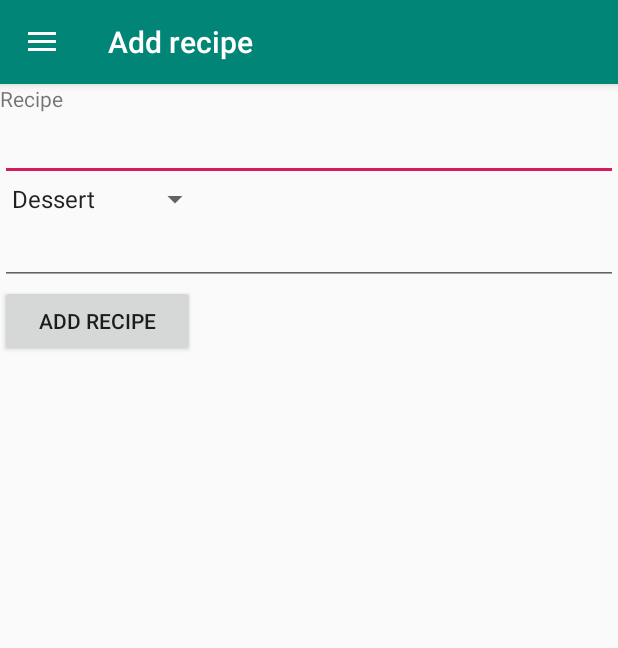
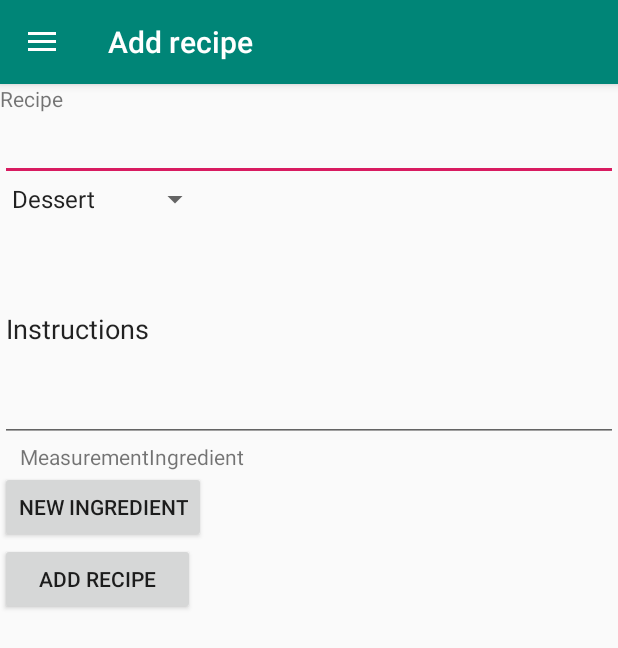
Before and after one commit to stijnhhh/cookbook, an Android app: the screen it shows after launch (MainActivity), in the side drawer, after a tap on "Add recipe", on a phone screen of 412 x 824 dp. Shown: the top 648 px of the screen. Run offline under Robolectric (Android 15) with nearby library versions, the phone set to English and light mode, and no system bars; our stand-ins replace navigation-ui.

Commit message:
new textfields for adding ingredients

```diff
--- a/app/src/main/java/be/thomasmore/cookbook/ui/addRecipe/addRecipeFragment.java
+++ b/app/src/main/java/be/thomasmore/cookbook/ui/addRecipe/addRecipeFragment.java
@@ -9,6 +9,8 @@ import android.widget.ArrayAdapter;
 import android.widget.Button;
 import android.widget.EditText;
 import android.widget.Spinner;
+import android.widget.TableLayout;
+import android.widget.TableRow;
 import android.widget.TextView;
 import android.widget.Toast;
 
@@ -33,6 +35,7 @@ public class addRecipeFragment extends Fragment {
     private AddRecipeViewModel addRecipeViewModel;
 
     private Button addRecipeBtn;
+    private Button addIngredientBtn;
     private Spinner spinnerCategories;
 
     public View onCreateView(@NonNull LayoutInflater inflater,
@@ -43,11 +46,18 @@ public class addRecipeFragment extends Fragment {
         root = inflater.inflate(R.layout.fragment_add_recipe, container, false);
         final TextView textView = root.findViewById(R.id.text_send);
         addRecipeBtn = root.findViewById(R.id.buttonAdd);
+        addIngredientBtn = root.findViewById(R.id.buttonAddIngredient);
 
         addRecipeBtn.setOnClickListener(new View.OnClickListener() {
             @Override
             public void onClick(View v) {
                 buttonAdd_onClick();
+            }
+        });
+        addIngredientBtn.setOnClickListener(new View.OnClickListener() {
+            @Override
+            public void onClick(View v) {
+                addIngredientInputFields();
             }
         });
 
@@ -68,6 +78,9 @@ public class addRecipeFragment extends Fragment {
         EditText editInstructions = (EditText) root.findViewById(R.id.editInstructions);
         String instructions = editName.getText().toString();
 
+        TableLayout table = (TableLayout) root.findViewById(R.id.tableIngredient);
+
+
         Category cat = db.getCategory(category);
 
         Recipe recipe = new Recipe();
@@ -77,6 +90,19 @@ public class addRecipeFragment extends Fragment {
 
         db.insertRecipe(recipe);
         Toast.makeText(getActivity(),db.getRecipes() + "",Toast.LENGTH_SHORT).show();
+    }
+
+    public void addIngredientInputFields(){
+        TableLayout table = (TableLayout) root.findViewById(R.id.tableIngredient);
+
+        TableRow tableRow = new TableRow(getContext());
+        EditText editMeasurement = new EditText(getContext());
+        EditText editIngredient = new EditText(getContext());
+
+        tableRow.addView(editMeasurement);
+        tableRow.addView(editIngredient);
+
+        table.addView(tableRow);
     }
 
     public void addCategoriesToSpinner(){
--- a/app/src/main/res/layout/fragment_add_recipe.xml
+++ b/app/src/main/res/layout/fragment_add_recipe.xml
@@ -4,11 +4,15 @@
     android:layout_width="match_parent"
     android:layout_height="match_parent">
 
-    <LinearLayout
+    <ScrollView
         android:layout_width="match_parent"
         android:layout_height="match_parent"
         app:layout_constraintStart_toStartOf="parent"
         app:layout_constraintTop_toTopOf="parent"
+        android:fillViewport="true">
+    <LinearLayout
+        android:layout_width="match_parent"
+        android:layout_height="match_parent"
         android:orientation="vertical">
         <TextView
             android:id="@+id/text_send"
@@ -30,11 +34,34 @@
 
         <EditText
             android:id="@+id/editInstructions"
-            android:layout_width="fill_parent"
-            android:layout_height="wrap_content"
-            android:inputType="text"
+            android:layout_width="match_parent"
+            android:layout_height="150dp"
+            android:inputType="text|textMultiLine"
+            android:text="@string/addrecipe_instructionslabel"
             />
 
+            <TableLayout
+            android:layout_width="match_parent"
+            android:layout_height="wrap_content"
+            android:id="@+id/tableIngredient">
+                <TableRow>
+                    <TextView
+                        android:layout_width="wrap_content"
+                        android:layout_height="wrap_content"
+                        android:text="Measurement"
+                        android:layout_marginLeft="20px"/>
+                    <TextView
+                        android:layout_width="wrap_content"
+                        android:layout_height="wrap_content"
+                        android:text="Ingredient"/>
+
+                </TableRow>
+            </TableLayout>
+        <Button
+            android:layout_width="wrap_content"
+            android:layout_height="wrap_content"
+            android:id="@+id/buttonAddIngredient"
+            android:text="New ingredient"/>
         <Button
             android:id="@+id/buttonAdd"
             android:layout_width="130dp"
@@ -43,4 +70,5 @@
             />
     </LinearLayout>
 
+</ScrollView>
 </androidx.constraintlayout.widget.ConstraintLayout>
--- a/app/src/main/res/values/strings.xml
+++ b/app/src/main/res/values/strings.xml
@@ -14,6 +14,7 @@
     <string name="menu_info">Information</string>
 
     <string name="addrecipe_recipelabel">Recipe</string>
+    <string name="addrecipe_instructionslabel">Instructions</string>
 
     <string name="info_githublinks">
         <a href="https://github.com/stijnhhh">Stijn Haerkens</a> &amp;
```
